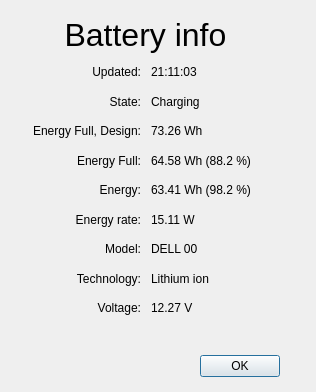
Above: src/batteryinfo.ui from lxqt/lxqt-powermanagement before the change. Below: the same form after it.
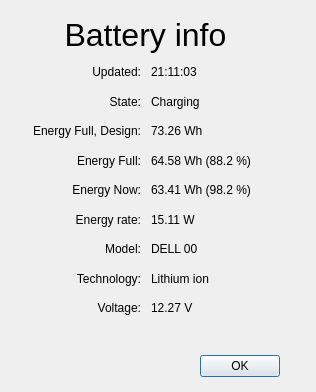
That is the form after the change.

The edit to the form file:
```diff
--- a/src/batteryinfo.ui
+++ b/src/batteryinfo.ui
@@ -45,7 +45,7 @@
     <item row="4" column="0">
      <widget class="QLabel" name="energyCaption">
       <property name="text">
-       <string>Energy:</string>
+       <string>Energy Now:</string>
       </property>
       <property name="alignment">
        <set>Qt::AlignRight|Qt::AlignTrailing|Qt::AlignVCenter</set>
```
